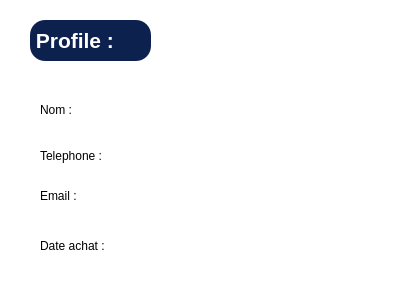
Before: the Qt Designer form fournisseurprofilewindow.ui in ProjetCpp-2425/projetcpp-smart-clothing-store, drawn with Qt 5.
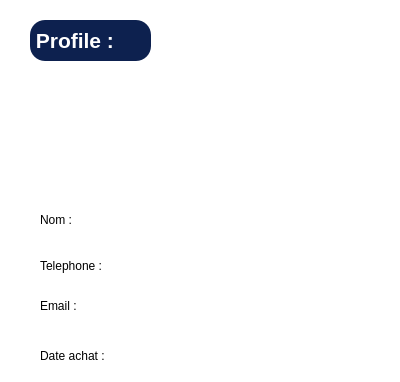
After: the same form once the commit is applied.

Patch:
```diff
--- a/fournisseurprofilewindow.ui
+++ b/fournisseurprofilewindow.ui
@@ -7,7 +7,7 @@
     <x>0</x>
     <y>0</y>
     <width>400</width>
-    <height>300</height>
+    <height>382</height>
    </rect>
   </property>
   <property name="windowTitle">
@@ -22,7 +22,7 @@
      <x>0</x>
      <y>0</y>
      <width>401</width>
-     <height>301</height>
+     <height>381</height>
     </rect>
    </property>
    <property name="styleSheet">
@@ -36,7 +36,7 @@
    <property name="geometry">
     <rect>
      <x>40</x>
-     <y>140</y>
+     <y>250</y>
      <width>81</width>
      <height>31</height>
     </rect>
@@ -52,7 +52,7 @@
    <property name="geometry">
     <rect>
      <x>150</x>
-     <y>100</y>
+     <y>210</y>
      <width>181</width>
      <height>31</height>
     </rect>
@@ -68,7 +68,7 @@
    <property name="geometry">
     <rect>
      <x>150</x>
-     <y>180</y>
+     <y>290</y>
      <width>181</width>
      <height>31</height>
     </rect>
@@ -84,7 +84,7 @@
    <property name="geometry">
     <rect>
      <x>150</x>
-     <y>140</y>
+     <y>250</y>
      <width>181</width>
      <height>31</height>
     </rect>
@@ -100,7 +100,7 @@
    <property name="geometry">
     <rect>
      <x>40</x>
-     <y>230</y>
+     <y>340</y>
      <width>91</width>
      <height>31</height>
     </rect>
@@ -139,7 +139,7 @@
    <property name="geometry">
     <rect>
      <x>150</x>
-     <y>230</y>
+     <y>340</y>
      <width>181</width>
      <height>31</height>
     </rect>
@@ -155,7 +155,7 @@
    <property name="geometry">
     <rect>
      <x>40</x>
-     <y>180</y>
+     <y>290</y>
      <width>63</width>
      <height>31</height>
     </rect>
@@ -171,7 +171,7 @@
    <property name="geometry">
     <rect>
      <x>40</x>
-     <y>100</y>
+     <y>210</y>
      <width>63</width>
      <height>20</height>
     </rect>
```
Left out of the diff: 13 changed lines with no effect on the pictures.
